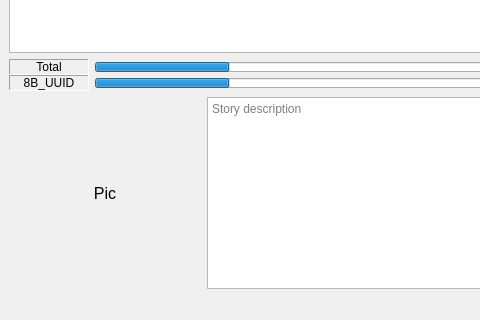
o-daneel/Lunii.QT, file pkg/ui/main.ui: the form before one commit; both pictures show x 0 to 480 and y 280 to 600 of the 665 by 600 pixel window.
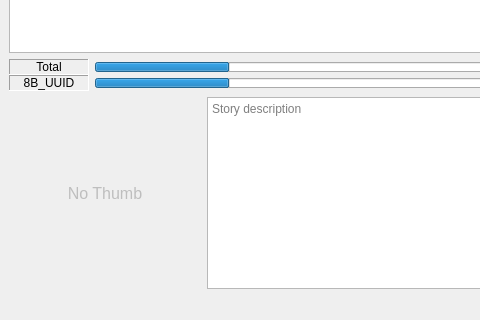
The form after the commit. Icons and pictures are not drawn.

Patch:
```diff
--- a/pkg/ui/main.ui
+++ b/pkg/ui/main.ui
@@ -430,6 +430,9 @@
       </property>
       <item>
        <widget class="QLabel" name="lbl_picture">
+        <property name="enabled">
+         <bool>false</bool>
+        </property>
         <property name="sizePolicy">
          <sizepolicy hsizetype="Preferred" vsizetype="Minimum">
           <horstretch>0</horstretch>
@@ -448,7 +451,7 @@
          </font>
         </property>
         <property name="text">
-         <string>Pic</string>
+         <string>No Thumb</string>
         </property>
         <property name="alignment">
          <set>Qt::AlignCenter</set>
```
